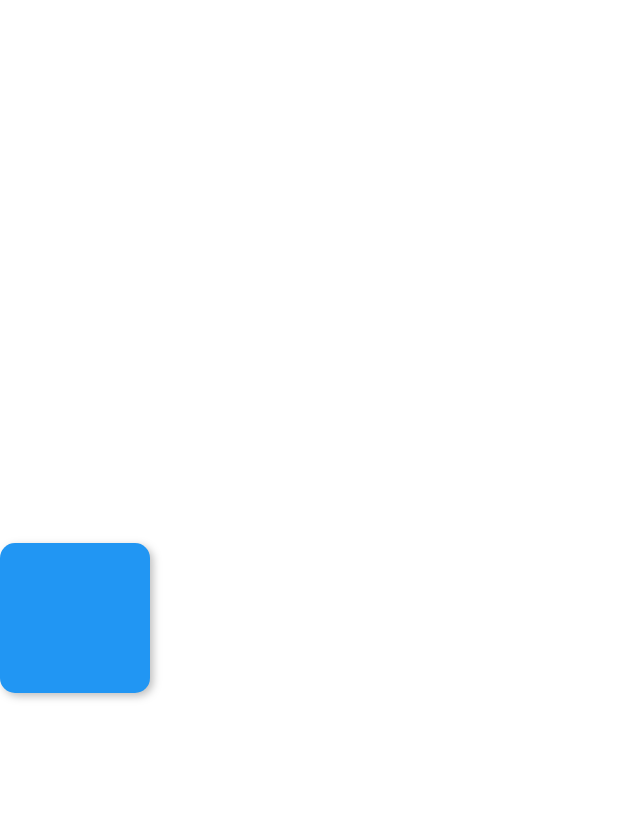
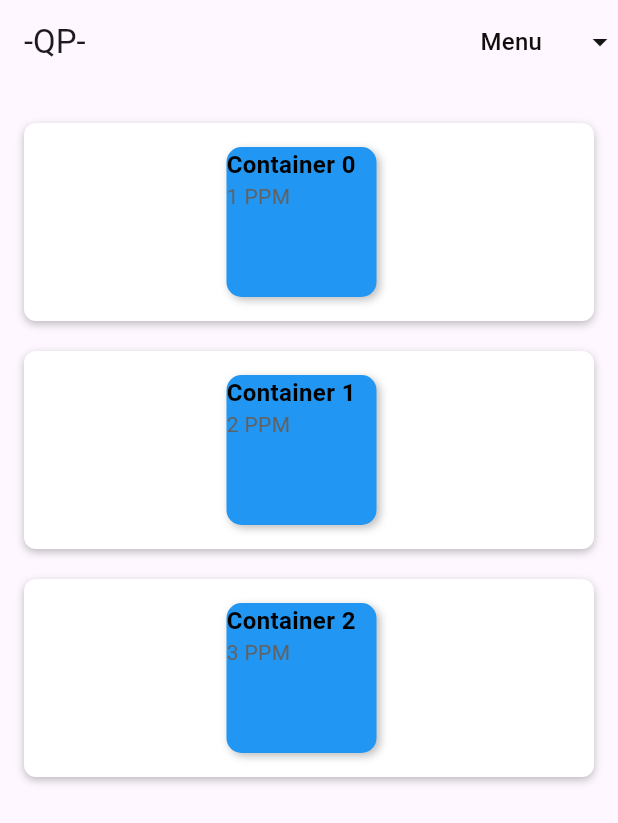
Before and after one commit to Franna88/quality_pools, a Flutter app: the screen it shows after launch, on a phone screen of 412 x 824 dp. Shown: the top 823 px of the screen. Run offline on Flutter 3.47's test engine with Material 3 defaults, Android fonts, the phone set to English and light mode, and no system bars; our stand-ins replace firebase_core, google_fonts; accounts and stored records are empty.

Commit message:
reusable containers

```diff
--- a/quality_pools/lib/CommonComponants/reusable_containers.dart
+++ b/quality_pools/lib/CommonComponants/reusable_containers.dart
@@ -1,6 +1,6 @@
 import 'package:flutter/material.dart';
-//002a6a
-class ReusableContainers  extends StatelessWidget{
+
+class ReusableContainers extends StatelessWidget {
   final String titleText;
   final int number;
   final String ppm;
@@ -10,39 +10,53 @@ class ReusableContainers  extends StatelessWidget{
     required this.titleText,
     required this.number,
     required this.ppm,
-
-  }):super(key:key);
+  }) : super(key: key);
 
   @override
-  Widget build(BuildContext context){
+  Widget build(BuildContext context) {
     return Center(
       child: Row(
+        mainAxisAlignment: MainAxisAlignment.center,
+        crossAxisAlignment: CrossAxisAlignment.center,
         children: [
           Container(
-                  width: 100, // Set the width of the container
-                  height: 100, // Set the height of the container
+            width: 100,
+            height: 100,
             decoration: BoxDecoration(
-                    color: Colors.blue, // Background color
-                    borderRadius: BorderRadius.circular(10), // Rounded corners
+              color: Colors.blue,
+              borderRadius: BorderRadius.circular(10),
               boxShadow: [
                 BoxShadow(
-                        color: Colors.black26, // Shadow color
-                        blurRadius: 4.0, // Shadow blur
-                        offset: Offset(2, 2)
-                )
+                  color: Colors.black26,
+                  blurRadius: 4.0,
+                  offset: Offset(2, 2),
+                ),
               ],
             ),
-                child: Row(children: [
-                  Text(titleText),
-                  Text(ppm),
-                ],),
+            child: Column(
+            crossAxisAlignment: CrossAxisAlignment.start,
+            children: [
+              Text(
+                titleText,
+                style: TextStyle(
+                  fontSize: 16,
+                  fontWeight: FontWeight.bold,
+                  color: Colors.black,
+                ),
+              ),
+              Text(
+                '$number PPM',
+                style: TextStyle(
+                  fontSize: 14,
+                  color: Colors.grey[700],
+                ),
               ),
             ],
-          )
+          ),
+          ),
+          const SizedBox(width: 10),
+        ],
+      ),
     );
-
-
-
   }
-
 }
--- /dev/null
+++ b/quality_pools/lib/CommonComponants/reusable_navbar.dart
@@ -0,0 +1,54 @@
+import 'package:flutter/material.dart';
+import 'package:quality_pools/CommonComponants/reusable_textfields.dart';
+
+
+class ReusableNavbar extends StatefulWidget {
+   final String optionText;
+
+
+ const ReusableNavbar({
+  Key? key,
+  required this.optionText,
+ }):super(key: key);
+
+
+
+  @override
+  _ReusableNavbarState createState() => _ReusableNavbarState();
+}
+
+class _ReusableNavbarState extends State<ReusableNavbar> {
+  String? selectedOption; // Holds the current selection
+
+  final List<String> menuOptions = ['Home', 'My Pools', 'Settings', 'Logout'];
+
+  @override
+  Widget build(BuildContext context) {
+
+    return DropdownButton<String>(
+      value: selectedOption, // Current selected value
+      hint: Text('Menu', style: TextStyle(color: const Color.fromARGB(255, 18, 13, 13))), // Default text
+      dropdownColor: Colors.blue, // Dropdown background color
+      icon: Icon(Icons.arrow_drop_down, color: const Color.fromARGB(255, 21, 20, 20)), // Dropdown icon
+      underline: SizedBox(), // Removes the default underline
+      items: menuOptions.map((String option) {
+        return DropdownMenuItem<String>(
+          value: option,
+          child: Text(option),
+        );
+      }).toList(),
+      onChanged: (String? newValue) {
+        setState(() {
+          selectedOption = newValue;
+        });
+        if (newValue != null) {
+          ScaffoldMessenger.of(context).showSnackBar(
+            SnackBar(content: Text('Selected: $newValue')),
+          );
+          // Navigate to a new screen based on the selection
+          // Example: Navigator.pushNamed(context, '/${newValue.toLowerCase()}');
+        }
+      },
+    );
+  }
+}
--- a/quality_pools/lib/HomePage/home.dart
+++ b/quality_pools/lib/HomePage/home.dart
@@ -1 +1,54 @@
 import 'package:flutter/material.dart';
+import 'package:quality_pools/CommonComponants/reusable_containers.dart';
+import 'package:quality_pools/CommonComponants/reusable_navbar.dart';
+
+class MyApp extends StatefulWidget {
+  @override
+  State<MyApp> createState() => _MyAppState();
+}
+
+class _MyAppState extends State<MyApp> {
+  @override
+  Widget build(BuildContext context) {
+    return MaterialApp(
+      home: Scaffold(
+        appBar: AppBar(
+          title: Text('-QP-'),
+          actions: [
+            ReusableNavbar(
+              optionText: '',
+            ),
+          ],
+        ),
+        body: Center(
+          child: ListView.builder(
+            padding: const EdgeInsets.all(16.0),
+            itemCount: 3, // Number of boxes
+            itemBuilder: (context, index) {
+              return Container(
+                margin: const EdgeInsets.symmetric(vertical: 10.0),
+                padding: const EdgeInsets.all(16.0),
+                decoration: BoxDecoration(
+                  color: Colors.white,
+                  borderRadius: BorderRadius.circular(8.0),
+                  boxShadow: [
+                    BoxShadow(
+                      color: Colors.black26,
+                      blurRadius: 4.0,
+                      offset: Offset(0, 2),
+                    ),
+                  ],
+                ),
+                child: ReusableContainers(
+                  titleText: "Container $index",
+                  ppm: "PPM",
+                  number: index + 1,
+                ),
+              );
+            },
+          ),
+        ),
+      ),
+    );
+  }
+}
--- a/quality_pools/lib/LandingPage/landing_page.dart
+++ b/quality_pools/lib/LandingPage/landing_page.dart
@@ -1,6 +1,7 @@
 import 'package:flutter/material.dart';
 import 'package:quality_pools/CommonComponants/common_button.dart';
 import 'package:quality_pools/CommonComponants/quality_pool_header.dart';
+import 'package:quality_pools/CommonComponants/reusable_navbar.dart';
 import 'package:quality_pools/Login/loginPage.dart';
 import 'package:quality_pools/Register/register.dart';
 import 'package:quality_pools/Themes/quality_pool_textstyle.dart';
@@ -32,7 +33,6 @@ class LandingPage extends StatelessWidget {
             Spacer(),
             QualityPoolHeader(),
             Spacer(),
-
             CommonButton(
               buttonText: 'Login',
               onPressed: () {
--- a/quality_pools/lib/main.dart
+++ b/quality_pools/lib/main.dart
@@ -2,6 +2,8 @@ import 'package:flutter/foundation.dart';
 import 'package:flutter/material.dart';
 import 'package:quality_pools/AddPool/poolImage.dart';
 import 'package:quality_pools/CommonComponants/reusable_containers.dart';
+import 'package:quality_pools/CommonComponants/reusable_navbar.dart';
+import 'package:quality_pools/HomePage/home.dart';
 import 'package:quality_pools/LandingPage/landing_page.dart';
 import 'package:quality_pools/Register/register.dart';
 import 'package:firebase_core/firebase_core.dart';
@@ -30,7 +32,6 @@ void main() async {
     print("Error initializing Firebase: $e");
   }
   runApp(MaterialApp(
-    home: const ReusableContainers(titleText: '',
-    number: 3, ppm: '',),
+    home: MyApp() ,
   ));
 }
```
Lines whose indentation alone changed are shown as unchanged.
